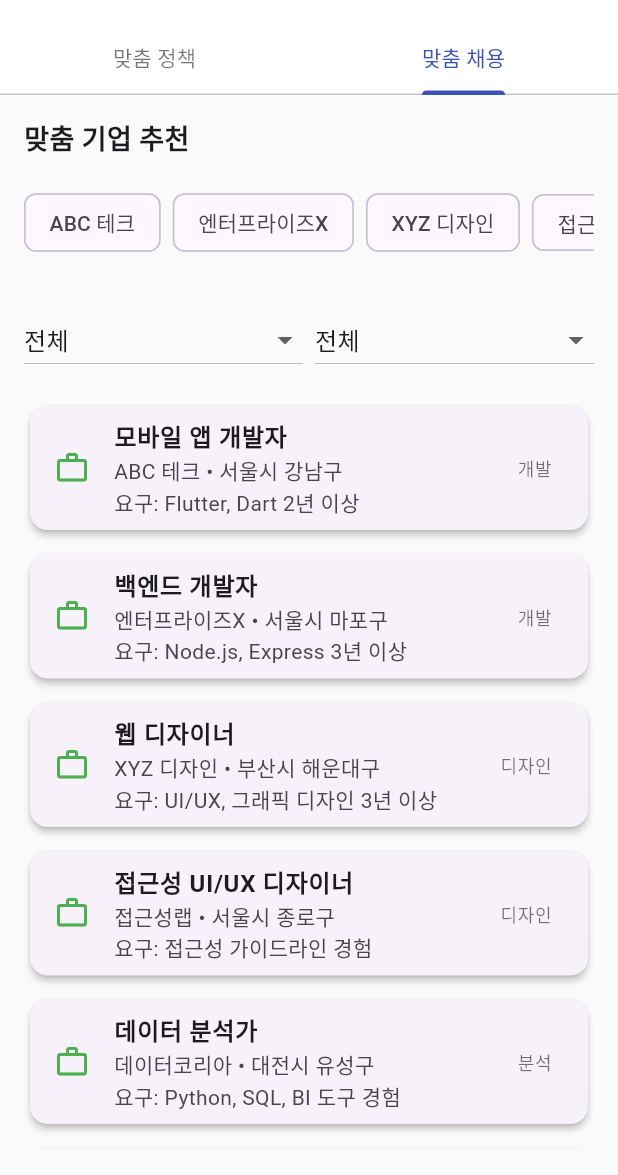
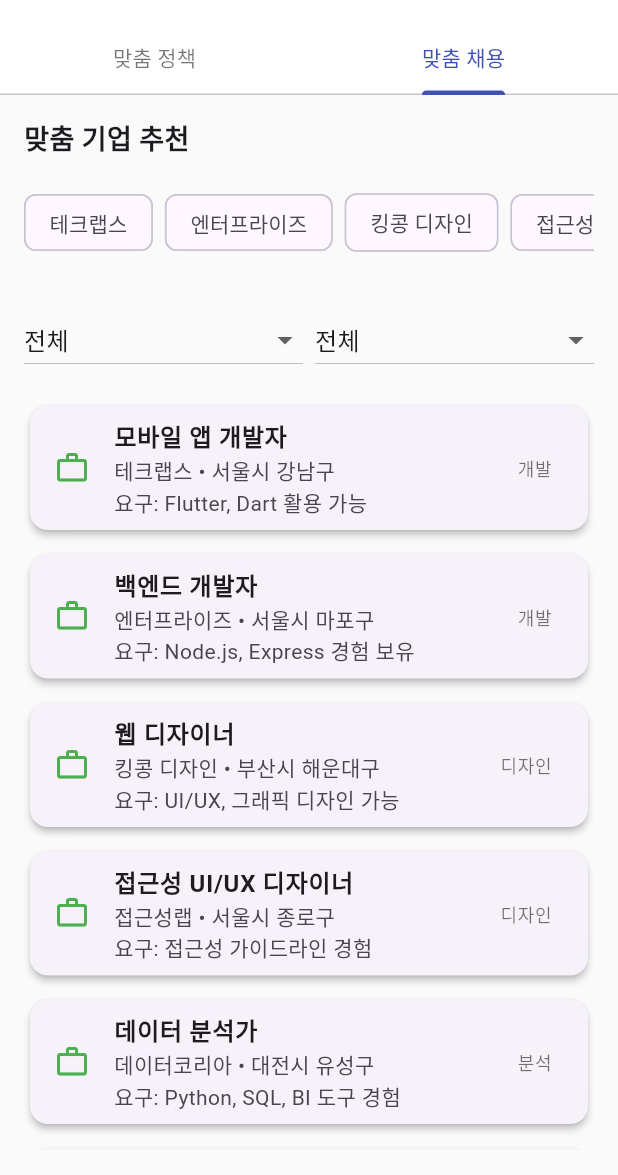
Before and after one commit to InfoGuard-NoOneLeftOut/FE, a Flutter app: the PolicyScreen screen opened directly, tab 2 chosen, on a phone screen of 412 x 824 dp, the part 61-1236 px from its top. Run offline on Flutter 3.47's test engine with Material 3 defaults, Android fonts, the phone set to English and light mode, and no system bars; our stand-ins replace carousel_slider; network calls fail.

```diff
--- a/lib/models/job_opportunity.dart
+++ b/lib/models/job_opportunity.dart
@@ -16,12 +16,12 @@ class JobOpportunity {
   });
 
   static List<JobOpportunity> sampleJobs() => [
-    JobOpportunity(id: 'j1', title: '모바일 앱 개발자', company: 'ABC 테크', location: '서울시 강남구', type: '개발', requirements: 'Flutter, Dart 2년 이상'),
-    JobOpportunity(id: 'j1-2', title: '백엔드 개발자', company: '엔터프라이즈X', location: '서울시 마포구', type: '개발', requirements: 'Node.js, Express 3년 이상'),
-    JobOpportunity(id: 'j2', title: '웹 디자이너', company: 'XYZ 디자인', location: '부산시 해운대구', type: '디자인', requirements: 'UI/UX, 그래픽 디자인 3년 이상'),
+    JobOpportunity(id: 'j1', title: '모바일 앱 개발자', company: '테크랩스', location: '서울시 강남구', type: '개발', requirements: 'Flutter, Dart 활용 가능'),
+    JobOpportunity(id: 'j1-2', title: '백엔드 개발자', company: '엔터프라이즈', location: '서울시 마포구', type: '개발', requirements: 'Node.js, Express 경험 보유'),
+    JobOpportunity(id: 'j2', title: '웹 디자이너', company: '킹콩 디자인', location: '부산시 해운대구', type: '디자인', requirements: 'UI/UX, 그래픽 디자인 가능'),
     JobOpportunity(id: 'j2-2', title: '접근성 UI/UX 디자이너', company: '접근성랩', location: '서울시 종로구', type: '디자인', requirements: '접근성 가이드라인 경험'),
     JobOpportunity(id: 'j3', title: '데이터 분석가', company: '데이터코리아', location: '대전시 유성구', type: '분석', requirements: 'Python, SQL, BI 도구 경험'),
-    JobOpportunity(id: 'j3-2', title: 'AI 연구원', company: 'AI테크', location: '판교', type: '분석', requirements: 'ML/DL 논문 구현 경험'),
+    JobOpportunity(id: 'j3-2', title: 'AI 연구 보조', company: 'AI테크', location: '판교', type: '분석', requirements: 'ML/DL 지식 보유'),
     JobOpportunity(id: 'j4', title: '고객지원 상담사', company: '행복콜센터', location: '인천시 남동구', type: '지원', requirements: '소통 능력 우수자'),
     JobOpportunity(id: 'j4-2', title: '장애인 복지 상담사', company: '복지상담센터', location: '광주시 북구', type: '지원', requirements: '장애 복지 제도 이해'),
   ];
--- a/lib/screens/support.dart
+++ b/lib/screens/support.dart
@@ -28,7 +28,7 @@ class _SupportScreenState extends State<SupportScreen> {
   @override
   void initState() {
     super.initState();
-    const apiKey = 'Enter your API key'; // API KEY
+    const apiKey = 'api_key 넣어야함'; // API KEY
     _chatService = ChatService(apiKey: apiKey);
     _messages.add(ChatMessage(text: '안녕하세요! 무엇을 도와드릴까요?', isUser: false));
   }
```
Also changed, not shown: lib/services/chat_service.dart (+15 -4 lines).
